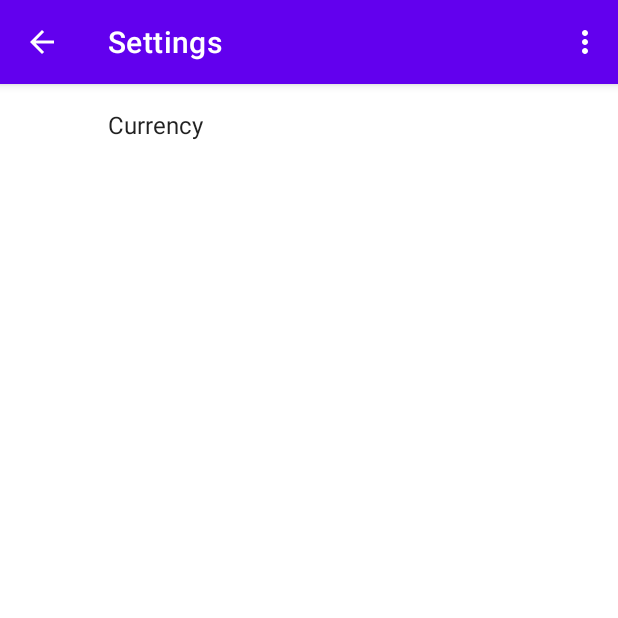
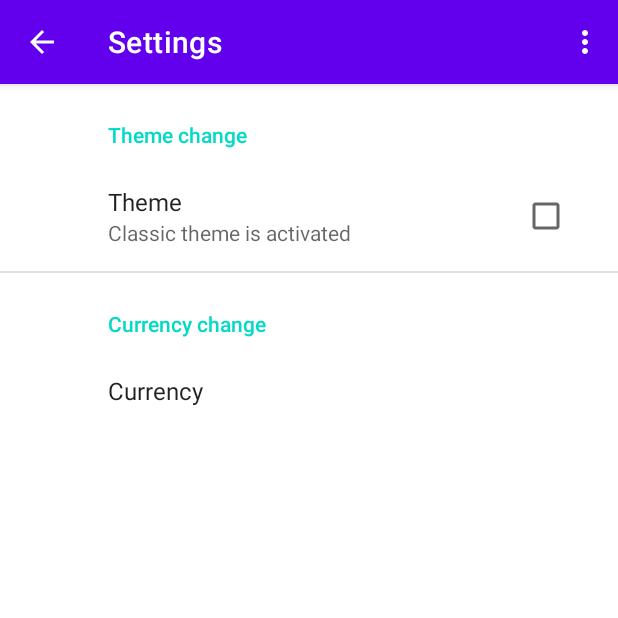
Before and after one commit to Andrey2102/CyberGooseDiscounts, an Android app: the screen it shows after launch (SettingsActivity), in the options menu, after a tap on "Settings", on a phone screen of 412 x 824 dp, the top half of it. Run offline under Robolectric (Android 15) with nearby library versions, the phone set to English and light mode, and no system bars; our stand-ins replace androidx.preference.

Commit message:
1 setting

```diff
--- a/GooseDiscount/app/src/main/java/com/example/discount/Mall/MallActivity.java
+++ b/GooseDiscount/app/src/main/java/com/example/discount/Mall/MallActivity.java
@@ -1,6 +1,8 @@
 package com.example.discount.Mall;
 
 import android.content.Intent;
+import android.content.SharedPreferences;
+import android.graphics.Color;
 import android.os.Bundle;
 import android.text.TextUtils;
 import android.view.Menu;
@@ -9,6 +11,7 @@ import android.view.MenuItem;
 import android.app.SearchManager;
 import android.view.inputmethod.EditorInfo;
 
+import android.widget.LinearLayout;
 import android.widget.SearchView;
 import android.widget.SearchView.OnQueryTextListener;
 import android.widget.TextView;
@@ -16,8 +19,10 @@ import android.widget.TextView;
 import androidx.annotation.NonNull;
 import androidx.appcompat.app.AppCompatActivity;
 
+import androidx.constraintlayout.widget.ConstraintLayout;
 import androidx.core.app.NavUtils;
 import androidx.core.view.MenuItemCompat;
+import androidx.preference.PreferenceManager;
 import androidx.recyclerview.widget.LinearLayoutManager;
 import androidx.recyclerview.widget.RecyclerView;
 
@@ -35,7 +40,15 @@ public class MallActivity extends AppCompatActivity {
     protected void onCreate(Bundle savedInstanceState) {
         super.onCreate(savedInstanceState);
         setContentView(R.layout.activity_mall);
+        setContentView(R.layout.activity_mall);
+        final ConstraintLayout layout = (ConstraintLayout) findViewById(R.id.thisid);
         TextView Titlel = findViewById(R.id.TitletextView);
+        SharedPreferences sharedPreferences= PreferenceManager.getDefaultSharedPreferences(getApplicationContext());
+        if(sharedPreferences.getBoolean("OTHER",true)){
+            layout.setBackgroundColor(Color.WHITE);
+        }else{
+            layout.setBackgroundColor(Color.parseColor("#9932CC"));
+        }
 
         ArrayList<ProductItem> ProdArray = new ArrayList();
         ProdArray.add(new ProductItem(R.drawable.bak, "Баклажан1", "100", "150", "04.05.21 - 05.02.21"));
--- a/GooseDiscount/app/src/main/res/layout/activity_mall.xml
+++ b/GooseDiscount/app/src/main/res/layout/activity_mall.xml
@@ -1,6 +1,7 @@
 <?xml version="1.0" encoding="utf-8"?>
 <androidx.constraintlayout.widget.ConstraintLayout xmlns:android="http://schemas.android.com/apk/res/android"
     xmlns:app="http://schemas.android.com/apk/res-auto"
+    android:id="@+id/thisid"
     xmlns:tools="http://schemas.android.com/tools"
     android:layout_width="match_parent"
     android:layout_height="match_parent"
--- a/GooseDiscount/app/src/main/res/values/arrays.xml
+++ b/GooseDiscount/app/src/main/res/values/arrays.xml
@@ -1,16 +1,16 @@
 <?xml version="1.0" encoding="utf-8"?>
 <resources>
 
-    <array name="currency">
-    <item >Hryvnia</item>
-    <item > Dollar</item>
-    <item > Euro</item>
-    </array>
+    <string-array name="items_name">
+        <item>hryvnia</item>
+        <item>euro</item>
+        <item>dollar</item>
+    </string-array>
 
-    <array name="currency_val">
-        <item >hryvnia</item>
-        <item >dollar</item>
-        <item >euro</item>
-    </array>
+    <string-array name="items_value">
+        <item>1</item>
+        <item>0.030</item>
+        <item>0.036</item>
+    </string-array>
 
 </resources>
--- a/GooseDiscount/app/src/main/res/xml/app_preferences.xml
+++ b/GooseDiscount/app/src/main/res/xml/app_preferences.xml
@@ -1,15 +1,29 @@
 <?xml version="1.0" encoding="utf-8"?>
-<PreferenceScreen xmlns:android="http://schemas.android.com/apk/res/android">
+<PreferenceScreen xmlns:android="http://schemas.android.com/apk/res/android"
+    xmlns:app="http://schemas.android.com/apk/res-auto">
+
+<PreferenceCategory
+    android:title="Theme change">
+
+    <CheckBoxPreference
+        android:title="Theme"
+        android:key="OTHER"
+        app:defaultValue="false"
+        android:summaryOn="Other theme is activated"
+        android:summaryOff="Classic theme is activated"/>
+
+</PreferenceCategory>
+
+    <PreferenceCategory
+        android:title="Сurrency change">
+        <ListPreference
+            android:title="Сurrency"
+            app:key="CURRENCY"
+            android:defaultValue="false"
+            android:entries="@array/items_name"
+            android:entryValues="@array/items_value"/>
+
+    </PreferenceCategory>
 
 
-    <ListPreference
-
-        android:title="Currency"
-        android:key="сurrency"
-        android:defaultValue="hryvnia"
-        android:entries="@array/currency"
-        android:entryValues="@array/currency_val"
-
-        />
-
 </PreferenceScreen>
```
Also changed, not shown: GooseDiscount/app/src/main/java/com/example/discount/SettingsFragment.java (+8 -0 lines).
